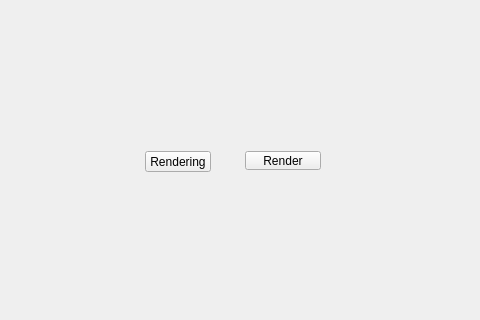
Before: the Qt Designer form tentacle/ui/rendering#submenu.ui in m3trik/tentacle, drawn with Qt 5; both pictures show x 120 to 600 and y 139 to 459 of the 600 by 600 pixel window.
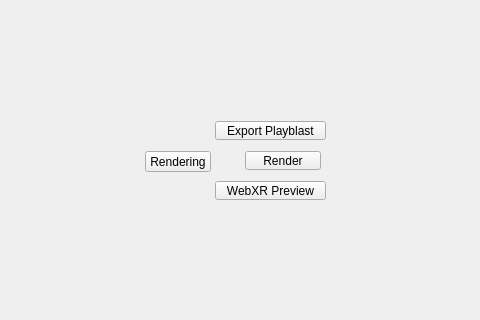
After: the same form once the commit is applied. Custom widgets are drawn as their Qt base class.

```diff
--- a/tentacle/ui/rendering#submenu.ui
+++ b/tentacle/ui/rendering#submenu.ui
@@ -109,19 +109,75 @@
      <string>Render</string>
     </property>
    </widget>
+   <widget class="PushButton" name="tb000">
+    <property name="geometry">
+     <rect>
+      <x>335</x>
+      <y>260</y>
+      <width>111</width>
+      <height>19</height>
+     </rect>
+    </property>
+    <property name="minimumSize">
+     <size>
+      <width>0</width>
+      <height>19</height>
+     </size>
+    </property>
+    <property name="maximumSize">
+     <size>
+      <width>16777215</width>
+      <height>19</height>
+     </size>
+    </property>
+    <property name="toolTip">
+     <string>Export the current frame range sequence from the perspective camera viewport to the desktop.</string>
+    </property>
+    <property name="text">
+     <string>Export Playblast</string>
+    </property>
+   </widget>
+   <widget class="PushButton" name="tb002">
+    <property name="geometry">
+     <rect>
+      <x>335</x>
+      <y>320</y>
+      <width>111</width>
+      <height>19</height>
+     </rect>
+    </property>
+    <property name="minimumSize">
+     <size>
+      <width>0</width>
+      <height>19</height>
+     </size>
+    </property>
+    <property name="maximumSize">
+     <size>
+      <width>16777215</width>
+      <height>19</height>
+     </size>
+    </property>
+    <property name="toolTip">
+     <string>Push the selection to a live WebXR preview in your browser. Serves on localhost, so a connected headset can enter VR. Use the option box for scope and textures.</string>
+    </property>
+    <property name="text">
+     <string>WebXR Preview</string>
+    </property>
+   </widget>
   </widget>
  </widget>
  <customwidgets>
-  <customwidget>
-   <class>MenuButton</class>
-   <extends>QPushButton</extends>
-   <header>widgets.menubutton.h</header>
-  </customwidget>
   <customwidget>
    <class>PushButton</class>
    <extends>QPushButton</extends>
    <header>widgets.pushbutton.h</header>
   </customwidget>
+  <customwidget>
+   <class>MenuButton</class>
+   <extends>QPushButton</extends>
+   <header>widgets.menubutton.h</header>
+  </customwidget>
  </customwidgets>
  <resources/>
  <connections/>
```
